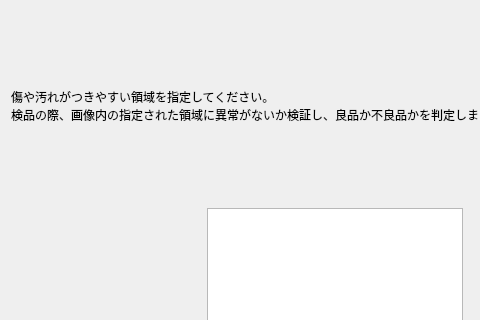
First picture: the form in src/main/python/view/ui/select_area_dialog.ui, repository RUTILEA/SDTest, before the edit; both pictures show x 0 to 480 and y 0 to 320 of the 670 by 640 pixel window.
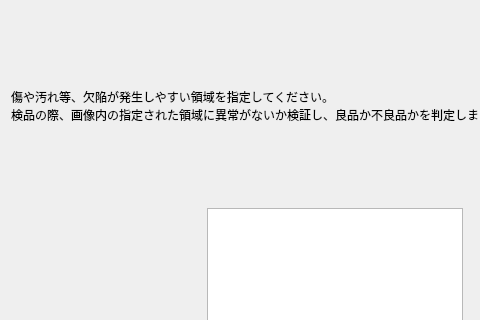
Second picture: the form after the edit.

Commit message: fix label texts in select_area_dialog

Patch:
```diff
--- a/src/main/python/view/ui/select_area_dialog.ui
+++ b/src/main/python/view/ui/select_area_dialog.ui
@@ -30,7 +30,7 @@
      <item>
       <widget class="QLabel" name="label">
        <property name="text">
-        <string>&lt;html&gt;&lt;head/&gt;&lt;body&gt;&lt;p&gt;傷や汚れがつきやすい領域を指定してください。&lt;br/&gt;検品の際、画像内の指定された領域に異常がないか検証し、良品か不良品かを判定します。&lt;/p&gt;&lt;/body&gt;&lt;/html&gt;</string>
+        <string>&lt;html&gt;&lt;head/&gt;&lt;body&gt;&lt;p&gt;&lt;span style=&quot; font-family:'.Hiragino Kaku Gothic Interface';&quot;&gt;傷や汚れ等、欠陥が発生しやすい領域&lt;/span&gt;を指定してください。&lt;br/&gt;検品の際、画像内の指定された領域に異常がないか検証し、良品か不良品かを判定します。&lt;/p&gt;&lt;/body&gt;&lt;/html&gt;</string>
        </property>
        <property name="scaledContents">
         <bool>false</bool>
```
